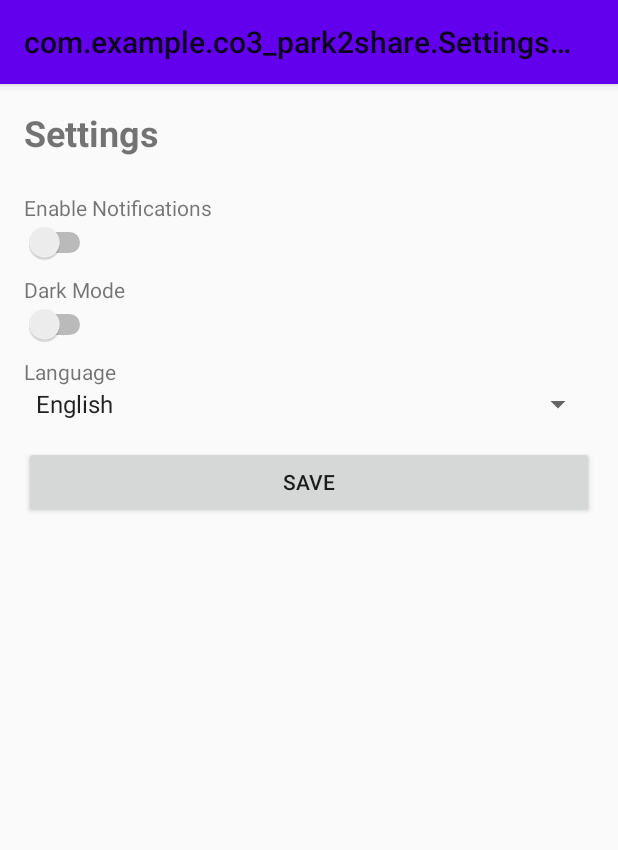
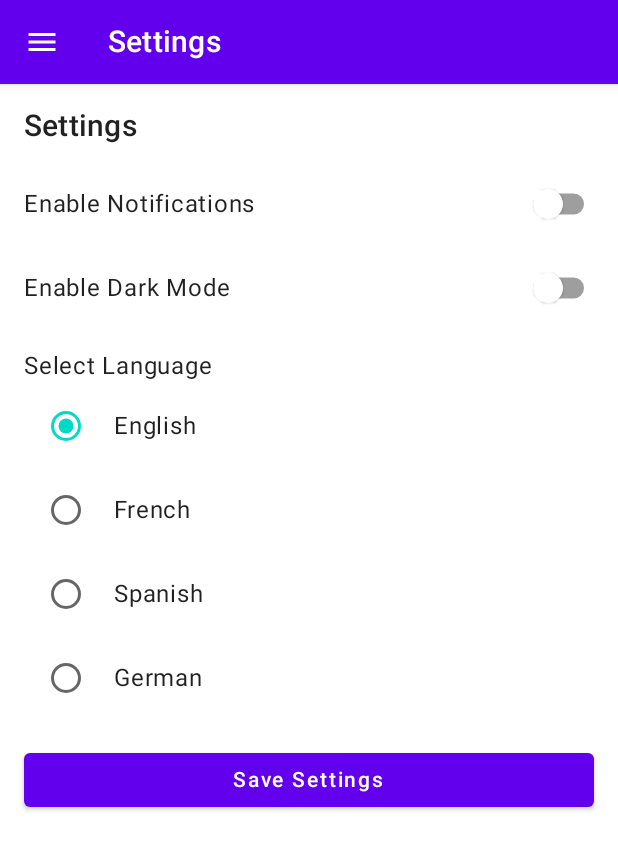
Before and after one commit to MarieBelle88/Park2Share, an Android app built with Jetpack Compose: the SettingsActivity screen opened directly, with no data from a screen before it, on a phone screen of 412 x 824 dp. Shown: the top 850 px of the screen. Run offline under Robolectric (Android 15) with nearby library versions, the phone set to English and light mode, and no system bars.

Commit message:
fixed navigation

```diff
--- a/frontend/app/build.gradle.kts
+++ b/frontend/app/build.gradle.kts
@@ -60,7 +60,7 @@ dependencies {
     debugImplementation(libs.androidx.ui.tooling)
     debugImplementation(libs.androidx.ui.test.manifest)
     implementation(libs.androidx.navigation.compose)
-    implementation("androidx.appcompat:appcompat:1.6.1") // REMOVE if not using Views
+    implementation("androidx.appcompat:appcompat:1.7.0") // REMOVE if not using Views
     implementation("androidx.constraintlayout:constraintlayout:2.1.4")
     implementation(libs.androidx.material3)
     implementation(libs.androidx.navigation.compose)
@@ -74,6 +74,9 @@ dependencies {
     implementation ("androidx.drawerlayout:drawerlayout:1.1.1")
     implementation ("com.squareup.retrofit2:retrofit:2.9.0")
     implementation ("com.squareup.retrofit2:converter-gson:2.9.0")
+    implementation ("androidx.compose.ui:ui-tooling:1.5.1")
+    implementation ("androidx.activity:activity-compose:1.8.0")
+
 
 
 
--- /dev/null
+++ b/frontend/app/src/main/java/com/example/co3_park2share/DrawerComponents.kt
@@ -0,0 +1,69 @@
+package com.example.co3_park2share
+
+import androidx.compose.foundation.clickable
+import androidx.compose.foundation.layout.*
+import androidx.compose.material.Card
+import androidx.compose.material.Divider
+import androidx.compose.material.MaterialTheme
+import androidx.compose.material.Text
+import androidx.compose.runtime.Composable
+import androidx.compose.ui.Alignment
+import androidx.compose.ui.Modifier
+import androidx.compose.ui.unit.dp
+
+@Composable
+fun DrawerContent(onOptionSelected: (String) -> Unit) {
+    Column(modifier = Modifier.fillMaxSize()) {
+        Text(
+            text = "Menu",
+            style = MaterialTheme.typography.h6,
+            modifier = Modifier.padding(16.dp)
+        )
+        Divider()
+        DrawerItem(label = "Home", onClick = onOptionSelected)
+        DrawerItem(label = "List Your Car", onClick = onOptionSelected)
+        DrawerItem(label = "My Bookings", onClick = onOptionSelected)
+        DrawerItem(label = "Settings", onClick = onOptionSelected)
+    }
+}
+
+@Composable
+fun DrawerItem(label: String, onClick: (String) -> Unit) {
+    Text(
+        text = label,
+        style = MaterialTheme.typography.body1,
+        modifier = Modifier
+            .fillMaxWidth()
+            .clickable { onClick(label) }
+            .padding(16.dp)
+    )
+}
+
+@Composable
+fun QuickLinksSection() {
+    Row(
+        modifier = Modifier.fillMaxWidth(),
+        horizontalArrangement = Arrangement.SpaceBetween
+    ) {
+        QuickLinkCard(title = "List Your Car", icon = R.drawable.ic_launcher_foreground)
+        QuickLinkCard(title = "Search for Cars", icon = R.drawable.ic_launcher_foreground)
+        QuickLinkCard(title = "My Bookings", icon = R.drawable.ic_launcher_foreground)
+    }
+}
+
+@Composable
+fun QuickLinkCard(title: String, icon: Int) {
+    Card(
+        modifier = Modifier
+            .width(100.dp)
+            .height(120.dp),
+        elevation = 4.dp
+    ) {
+        Column(
+            modifier = Modifier.padding(8.dp),
+            horizontalAlignment = Alignment.CenterHorizontally
+        ) {
+            Text(text = title, style = MaterialTheme.typography.body1)
+        }
+    }
+}
--- a/frontend/app/src/main/java/com/example/co3_park2share/SettingsActivity.kt
+++ b/frontend/app/src/main/java/com/example/co3_park2share/SettingsActivity.kt
@@ -1,59 +1,114 @@
 package com.example.co3_park2share
 
 import android.os.Bundle
-import android.widget.Button
-import android.widget.Spinner
-import android.widget.Switch
+import androidx.activity.ComponentActivity
+import androidx.activity.compose.setContent
+import androidx.compose.foundation.layout.*
+import androidx.compose.material.*
+import androidx.compose.runtime.*
+import androidx.compose.ui.Modifier
+import androidx.compose.ui.unit.dp
+import androidx.compose.ui.Alignment
+import androidx.compose.ui.platform.LocalContext
+import android.content.Context.MODE_PRIVATE
 import android.widget.Toast
-import androidx.appcompat.app.AppCompatActivity
 
-class SettingsActivity : AppCompatActivity() {
 
-    private lateinit var notificationsSwitch: Switch
-    private lateinit var darkModeSwitch: Switch
-    private lateinit var languageSpinner: Spinner
-    private lateinit var saveButton: Button
 
+
+class SettingsActivity : ComponentActivity() {
     override fun onCreate(savedInstanceState: Bundle?) {
         super.onCreate(savedInstanceState)
-        setContentView(R.layout.activity_settings)
+        setContent {
+            MaterialTheme {
+                BaseDrawerScreen(title = "Settings") { paddingValues ->
+                    SettingsContent(paddingValues)
+                }
+            }
+        }
+    }
+}
 
-        // Initialize views
-        notificationsSwitch = findViewById(R.id.setting1Switch)
-        darkModeSwitch = findViewById(R.id.setting2Switch)
-        languageSpinner = findViewById(R.id.setting3Spinner)
-        saveButton = findViewById(R.id.saveButton)
+@Composable
+fun SettingsContent(paddingValues: PaddingValues) {
+    val context = LocalContext.current
+    val sharedPreferences = context.getSharedPreferences("Settings", MODE_PRIVATE)
 
-        // Load saved settings (if any)
-        val sharedPreferences = getSharedPreferences("Settings", MODE_PRIVATE)
-        notificationsSwitch.isChecked = sharedPreferences.getBoolean("notifications", false)
-        darkModeSwitch.isChecked = sharedPreferences.getBoolean("darkMode", false)
-        val savedLanguage = sharedPreferences.getString("language", "")
-        if (savedLanguage != null) {
-            val spinnerAdapter = languageSpinner.adapter
-            for (i in 0 until spinnerAdapter.count) {
-                if (spinnerAdapter.getItem(i).toString() == savedLanguage) {
-                    languageSpinner.setSelection(i)
-                    break
+    var notificationsEnabled by remember { mutableStateOf(sharedPreferences.getBoolean("notifications", false)) }
+    var darkModeEnabled by remember { mutableStateOf(sharedPreferences.getBoolean("darkMode", false)) }
+    var selectedLanguage by remember { mutableStateOf(sharedPreferences.getString("language", "English") ?: "English") }
+
+    val languages = listOf("English", "French", "Spanish", "German")
+
+    Column(
+        modifier = Modifier
+            .padding(paddingValues)
+            .padding(16.dp)
+            .fillMaxSize()
+    ) {
+        Text("Settings", style = MaterialTheme.typography.h6)
+        Spacer(modifier = Modifier.height(16.dp))
+
+        // Notifications Switch
+        Row(
+            verticalAlignment = Alignment.CenterVertically,
+            modifier = Modifier.fillMaxWidth()
+        ) {
+            Text("Enable Notifications", modifier = Modifier.weight(1f))
+            Switch(checked = notificationsEnabled, onCheckedChange = { notificationsEnabled = it })
+        }
+
+        Spacer(modifier = Modifier.height(8.dp))
+
+        // Dark Mode Switch
+        Row(
+            verticalAlignment = Alignment.CenterVertically,
+            modifier = Modifier.fillMaxWidth()
+        ) {
+            Text("Enable Dark Mode", modifier = Modifier.weight(1f))
+            Switch(checked = darkModeEnabled, onCheckedChange = { darkModeEnabled = it })
+        }
+
+        Spacer(modifier = Modifier.height(16.dp))
+
+        // Language Selection
+        Text("Select Language")
+        Column {
+            languages.forEach { language ->
+                Row(
+                    verticalAlignment = Alignment.CenterVertically,
+                    modifier = Modifier
+                        .fillMaxWidth()
+                        .padding(4.dp)
+                ) {
+                    RadioButton(
+                        selected = selectedLanguage == language,
+                        onClick = { selectedLanguage = language }
+                    )
+                    Spacer(modifier = Modifier.width(8.dp))
+                    Text(language)
                 }
             }
         }
 
-        // Save settings when the save button is clicked
-        saveButton.setOnClickListener {
-            val notificationsEnabled = notificationsSwitch.isChecked
-            val darkModeEnabled = darkModeSwitch.isChecked
-            val selectedLanguage = languageSpinner.selectedItem.toString()
+        Spacer(modifier = Modifier.height(16.dp))
 
-            // Save settings to SharedPreferences
-            val editor = sharedPreferences.edit()
-            editor.putBoolean("notifications", notificationsEnabled)
-            editor.putBoolean("darkMode", darkModeEnabled)
-            editor.putString("language", selectedLanguage)
-            editor.apply()
+        // Save Button
+        Button(
+            onClick = {
+                // Save settings
+                sharedPreferences.edit()
+                    .putBoolean("notifications", notificationsEnabled)
+                    .putBoolean("darkMode", darkModeEnabled)
+                    .putString("language", selectedLanguage)
+                    .apply()
 
-            // Show confirmation message
-            Toast.makeText(this, "Settings saved!", Toast.LENGTH_SHORT).show()
+                // Show confirmation
+                Toast.makeText(context, "Settings saved!", Toast.LENGTH_SHORT).show()
+            },
+            modifier = Modifier.fillMaxWidth()
+        ) {
+            Text("Save Settings")
         }
     }
 }
```
Also changed, not shown: frontend/app/src/main/java/com/example/co3_park2share/HomePageActivity.kt (+8 -73 lines), frontend/app/src/main/java/com/example/co3_park2share/ListYourCarActivity.kt (+120 -62 lines), frontend/app/src/main/java/com/example/co3_park2share/MyBookingsActivity.kt (+52 -26 lines).
